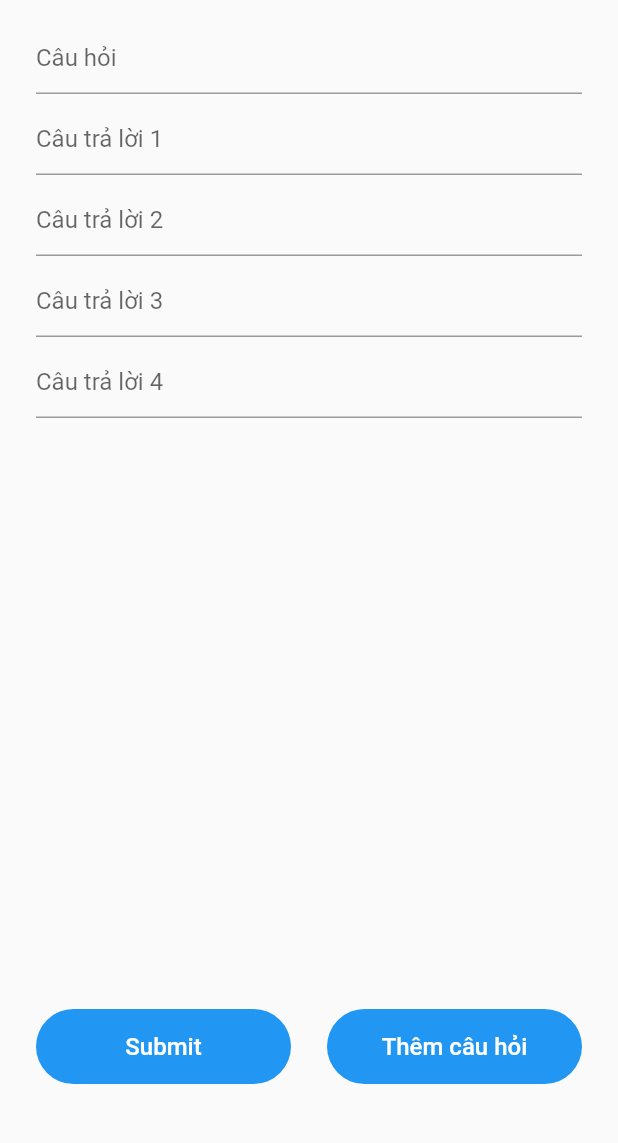
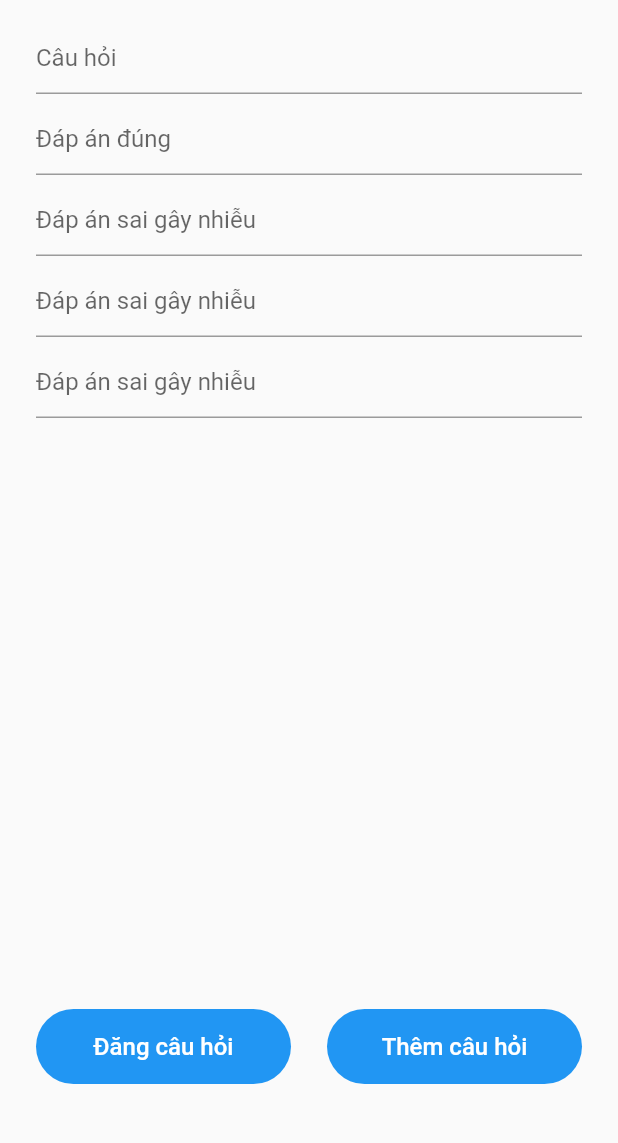
Before and after one commit to WayciQ/quizmaker, a Flutter app: the AddQuestion screen opened directly with empty values, on a phone screen of 412 x 824 dp, the part 62-1205 px from its top. Run offline on Flutter 3.47's test engine with Material 2 defaults, Android fonts, the phone set to English and light mode, and no system bars; our stand-ins replace cloud_firestore, firebase_auth, random_string, shared_preferences; accounts and stored records are empty.

```diff
--- a/lib/services/database.dart
+++ b/lib/services/database.dart
@@ -1,6 +1,17 @@
 import 'package:cloud_firestore/cloud_firestore.dart';
+import 'package:firebase_auth/firebase_auth.dart';
 
-class DatabaseService {
+Future<void> AddUser(String displayName) async {
+  CollectionReference users = Firestore.instance.collection('Users');
+  FirebaseAuth auth = FirebaseAuth.instance;
+  FirebaseUser user = await auth.currentUser();
+  String uid = user.uid.toString();
+  users.add({'displayName': displayName, 'uid': uid, 'score' : 0});
+  return;
+}
+
+class DatabaseService
+ {
   Future<void> addQuizData(Map quizData, String quizId) async {
     await Firestore.instance
         .collection("Quiz")
--- a/lib/views/addquestion.dart
+++ b/lib/views/addquestion.dart
@@ -71,9 +71,9 @@ class _AddQuestionState extends State<AddQuestion> {
                     ),
                     TextFormField(
                       validator: (val) =>
-                          val.isEmpty ? "Nhập câu trả lời 1" : null,
+                          val.isEmpty ? "Nhập đáp án đúng" : null,
                       decoration: InputDecoration(
-                        hintText: "Câu trả lời 1",
+                        hintText: "Đáp án đúng",
                       ),
                       onChanged: (val) {
                         option1 = val;
@@ -86,7 +86,7 @@ class _AddQuestionState extends State<AddQuestion> {
                       validator: (val) =>
                           val.isEmpty ? "Nhập câu trả lời 2" : null,
                       decoration: InputDecoration(
-                        hintText: "Câu trả lời 2",
+                        hintText: "Đáp án sai gây nhiễu",
                       ),
                       onChanged: (val) {
                         option2 = val;
@@ -99,7 +99,7 @@ class _AddQuestionState extends State<AddQuestion> {
                       validator: (val) =>
                           val.isEmpty ? "Nhập câu trả lời 3" : null,
                       decoration: InputDecoration(
-                        hintText: "Câu trả lời 3",
+                        hintText: "Đáp án sai gây nhiễu",
                       ),
                       onChanged: (val) {
                         option3 = val;
@@ -112,7 +112,7 @@ class _AddQuestionState extends State<AddQuestion> {
                       validator: (val) =>
                           val.isEmpty ? "Nhập câu trả lời 4" : null,
                       decoration: InputDecoration(
-                        hintText: "Câu trả lời 4",
+                        hintText: "Đáp án sai gây nhiễu",
                       ),
                       onChanged: (val) {
                         option4 = val;
@@ -127,7 +127,7 @@ class _AddQuestionState extends State<AddQuestion> {
                           },
                           child: blueButton(
                               context: context,
-                              label: "Submit",
+                              label: "Đăng câu hỏi",
                               buttonWidth:
                                   MediaQuery.of(context).size.width / 2 - 36),
                         ),
--- a/lib/views/home.dart
+++ b/lib/views/home.dart
@@ -1,5 +1,4 @@
 import 'package:flutter/material.dart';
-import 'package:quizmaker/Helper/functions.dart';
 import 'package:quizmaker/services/auth.dart';
 import 'package:quizmaker/services/database.dart';
 import 'package:quizmaker/views/create_quiz.dart';
@@ -65,16 +64,17 @@ class _HomeState extends State<Home> {
     return Scaffold(
       appBar: AppBar(
         leading: IconButton(
-          icon: Icon(Icons.apps),
+          icon: Icon(Icons.logout),
           onPressed: () {
             signOut();
           },
         ),
-        title: appBar(context),
+        title:  appBar(context),
         backgroundColor: Colors.transparent,
         elevation: 0.0,
         iconTheme: IconThemeData(color: Colors.black87),
         brightness: Brightness.light,
+        centerTitle: true,
       ),
       body: quizList(),
       floatingActionButton: FloatingActionButton(
--- a/lib/views/signin.dart
+++ b/lib/views/signin.dart
@@ -86,7 +86,7 @@ class _SignInState extends State<SignIn> {
                       onTap: () {
                         signIn();
                       },
-                      child: blueButton(context: context, label: "Sign In"),
+                      child: blueButton(context: context, label: "Đăng nhập"),
                     ),
                     SizedBox(
                       height: 18,
--- a/pubspec.yaml
+++ b/pubspec.yaml
@@ -35,6 +35,7 @@ dependencies:
   # The following adds the Cupertino Icons font to your application.
   # Use with the CupertinoIcons class for iOS style icons.
   cupertino_icons: ^1.0.0
+
 # For information on the generic Dart part of this file, see the
 # following page: https://dart.dev/tools/pub/pubspec
 
```
Also changed, not shown: lib/views/Ranking/ranking.dart (+12 -3 lines), lib/views/player_quiz.dart (+18 -10 lines), lib/views/signup.dart (+46 -12 lines), lib/views/authenticate.dart (deleted), 4 other files.
